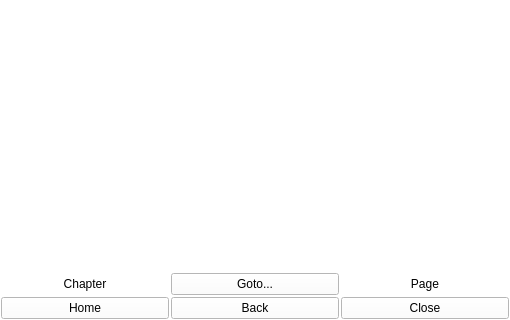
Before: the Qt Designer form widgets/mangareaderwidget.ui in Rain92/UltimateMangaReader, drawn with Qt 5; both pictures show x 0 to 510 and y 360 to 680 of the 510 by 680 pixel window.
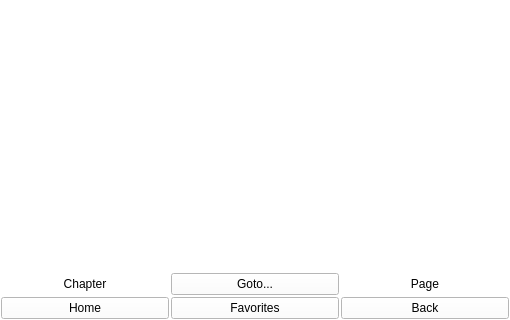
After: the same form once the commit is applied. Icons and pictures are not drawn. Custom widgets are drawn as their Qt base class.

What changed in the file:
```diff
--- a/widgets/mangareaderwidget.ui
+++ b/widgets/mangareaderwidget.ui
@@ -310,10 +310,18 @@
              <property name="text">
               <string>Home</string>
              </property>
-             <property name="icon">
-              <iconset>
-               <normalon>:/images/icons/home.png</normalon>
-              </iconset>
+            </widget>
+           </item>
+           <item>
+            <widget class="QPushButton" name="pushButtonReaderFavorites">
+             <property name="sizePolicy">
+              <sizepolicy hsizetype="Expanding" vsizetype="Preferred">
+               <horstretch>0</horstretch>
+               <verstretch>0</verstretch>
+              </sizepolicy>
+             </property>
+             <property name="text">
+              <string>Favorites</string>
              </property>
             </widget>
            </item>
@@ -330,19 +338,6 @@
              </property>
             </widget>
            </item>
-           <item>
-            <widget class="QPushButton" name="pushButtonReaderClose">
-             <property name="sizePolicy">
-              <sizepolicy hsizetype="Expanding" vsizetype="Preferred">
-               <horstretch>0</horstretch>
-               <verstretch>0</verstretch>
-              </sizepolicy>
-             </property>
-             <property name="text">
-              <string>Close</string>
-             </property>
-            </widget>
-           </item>
           </layout>
          </item>
         </layout>
```
